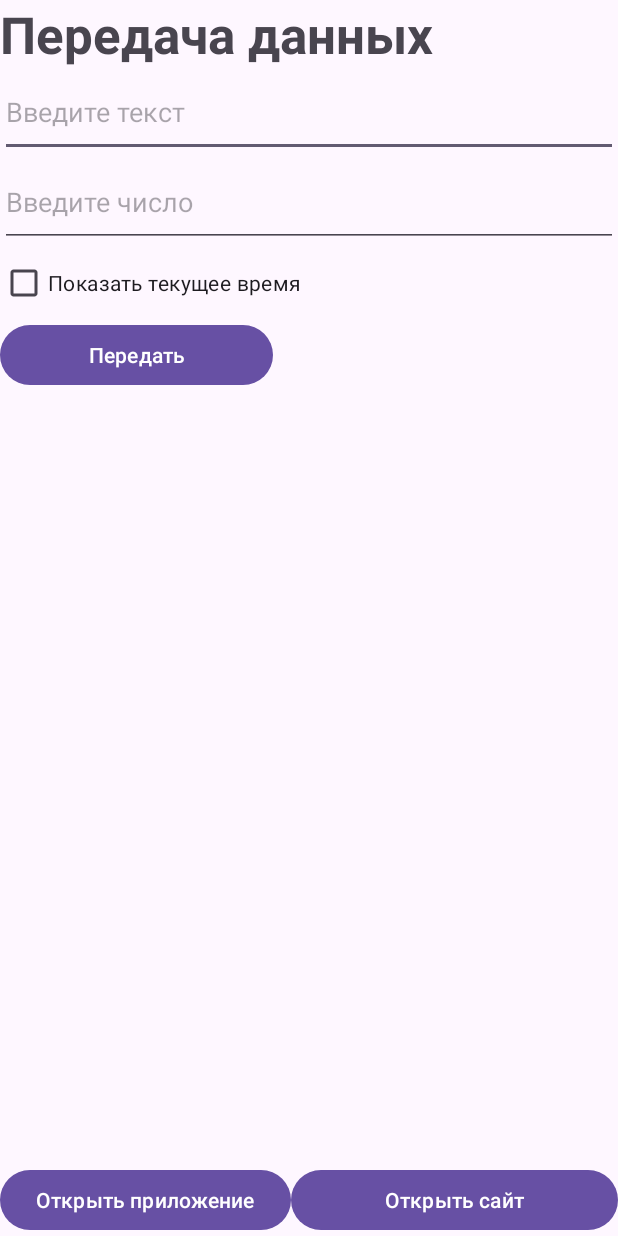
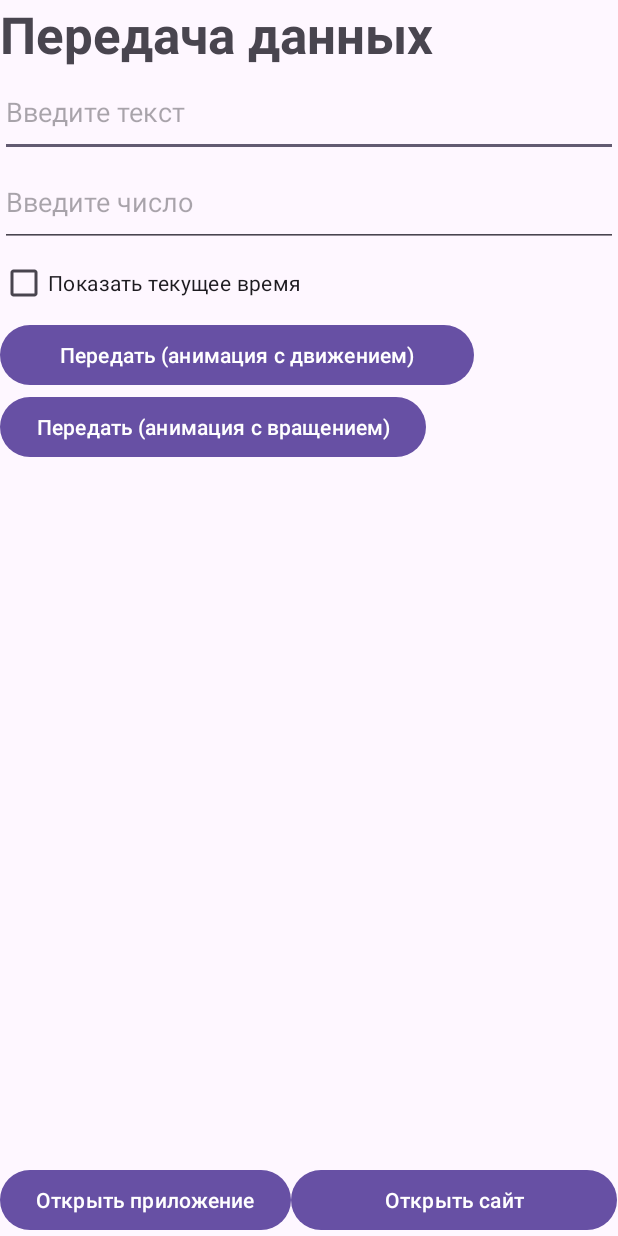
Before and after one commit to Nytrock/AndroidLabs, an Android app: the screen it shows after launch (MainActivity), on a phone screen of 412 x 824 dp. Run offline under Robolectric (Android 15) with nearby library versions, the light colour scheme and no system bars.

Commit message:
Change lab 4 little

```diff
--- a/app/lab4/src/main/res/layout/activity_main.xml
+++ b/app/lab4/src/main/res/layout/activity_main.xml
@@ -40,10 +40,17 @@
 
     <Button
         android:id="@+id/dataButton"
-        android:layout_width="182dp"
+        android:layout_width="316dp"
         android:layout_height="wrap_content"
-        android:onClick="sendData"
-        android:text="@string/data_button" />
+        android:onClick="sendDataWithSlideAnimation"
+        android:text="@string/data_slide_button" />
+
+    <Button
+        android:id="@+id/dataButton2"
+        android:layout_width="wrap_content"
+        android:layout_height="wrap_content"
+        android:onClick="sendDataWithRotateAnimation"
+        android:text="@string/data_rotate_button" />
 
     <TextView
         android:id="@+id/messageView"
@@ -53,7 +60,7 @@
         android:textSize="20sp" />
 
     <LinearLayout
-        android:layout_width="match_parent"
+        android:layout_width="wrap_content"
         android:layout_height="match_parent"
         android:gravity="bottom"
         android:orientation="horizontal">
--- a/app/lab4/src/main/res/values/strings.xml
+++ b/app/lab4/src/main/res/values/strings.xml
@@ -4,7 +4,8 @@
     <string name="number_input">Введите число</string>
     <string name="text_input">Введите текст</string>
     <string name="show_date_checkbox">Показать текущее время</string>
-    <string name="data_button">Передать</string>
+    <string name="data_slide_button">Передать (анимация с движением)</string>
+    <string name="data_rotate_button">Передать (анимация с вращением)</string>
 
     <string name="data_result_title">Полученные данные</string>
     <string name="data_activity_label">Полученные данные</string>
```
Also changed, not shown: app/lab4/src/main/java/com/example/lab4/MainActivity.java (+11 -2 lines).
